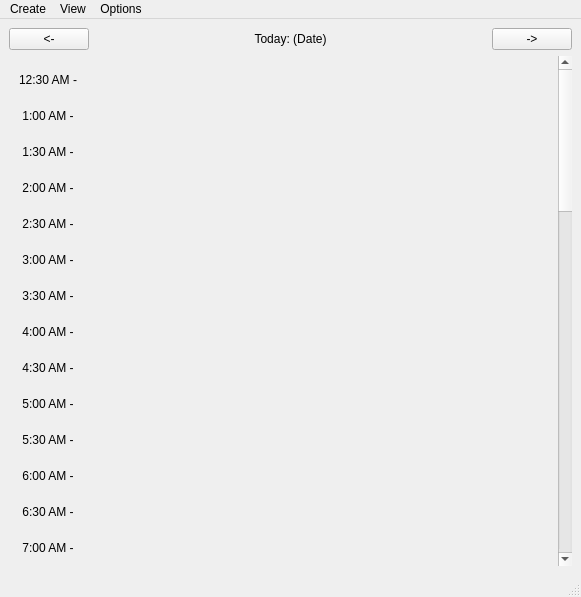
Old version of the form Torg/torg.ui in the repository Tiane-Maestas/Torg.
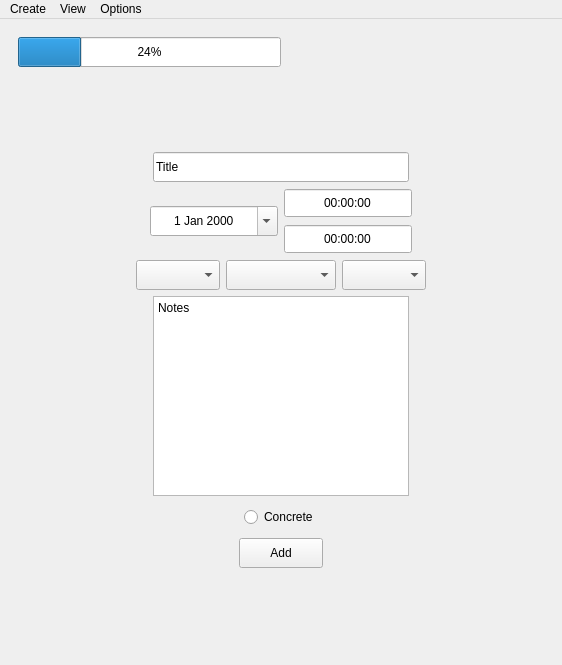
New version of the form.

Patch:
```diff
--- a/Torg/torg.ui
+++ b/Torg/torg.ui
@@ -6,10 +6,16 @@
    <rect>
     <x>0</x>
     <y>0</y>
-    <width>581</width>
-    <height>597</height>
+    <width>562</width>
+    <height>665</height>
    </rect>
   </property>
+  <property name="sizePolicy">
+   <sizepolicy hsizetype="Minimum" vsizetype="Minimum">
+    <horstretch>0</horstretch>
+    <verstretch>0</verstretch>
+   </sizepolicy>
+  </property>
   <property name="windowTitle">
    <string>Torg</string>
   </property>
@@ -22,11 +28,33 @@
    </property>
    <layout class="QVBoxLayout" name="verticalLayout">
     <item>
+     <widget class="QStackedWidget" name="stackedWidget">
+      <property name="sizePolicy">
+       <sizepolicy hsizetype="Minimum" vsizetype="Minimum">
+        <horstretch>0</horstretch>
+        <verstretch>0</verstretch>
+       </sizepolicy>
+      </property>
+      <property name="frameShape">
+       <enum>QFrame::NoFrame</enum>
+      </property>
+      <property name="currentIndex">
+       <number>1</number>
+      </property>
+      <widget class="QWidget" name="Day_View">
+       <layout class="QVBoxLayout" name="verticalLayout_4">
+        <item>
      <layout class="QHBoxLayout" name="dayControlLayout">
       <item>
        <widget class="QPushButton" name="decButton">
+            <property name="minimumSize">
+             <size>
+              <width>30</width>
+              <height>30</height>
+             </size>
+            </property>
         <property name="text">
-         <string>&lt;-</string>
+             <string>&lt;</string>
         </property>
        </widget>
       </item>
@@ -38,6 +66,12 @@
           <verstretch>0</verstretch>
          </sizepolicy>
         </property>
+            <property name="minimumSize">
+             <size>
+              <width>0</width>
+              <height>30</height>
+             </size>
+            </property>
         <property name="text">
          <string>Today: (Date)</string>
         </property>
@@ -48,8 +82,14 @@
       </item>
       <item>
        <widget class="QPushButton" name="incButton">
+            <property name="minimumSize">
+             <size>
+              <width>30</width>
+              <height>30</height>
+             </size>
+            </property>
         <property name="text">
-         <string>-&gt;</string>
+             <string>&gt;</string>
         </property>
        </widget>
       </item>
@@ -75,8 +115,8 @@
          <property name="geometry">
           <rect>
            <x>0</x>
-           <y>-1334</y>
-           <width>547</width>
+               <y>0</y>
+               <width>510</width>
            <height>1836</height>
           </rect>
          </property>
@@ -2537,12 +2577,586 @@
     </item>
    </layout>
   </widget>
+      <widget class="QWidget" name="Create_Single">
+       <layout class="QVBoxLayout" name="verticalLayout_6">
+        <item>
+         <layout class="QHBoxLayout" name="horizontalLayout_Progress">
+          <item>
+           <widget class="QProgressBar" name="progressBar">
+            <property name="minimumSize">
+             <size>
+              <width>0</width>
+              <height>30</height>
+             </size>
+            </property>
+            <property name="value">
+             <number>24</number>
+            </property>
+           </widget>
+          </item>
+          <item>
+           <spacer name="horizontalSpacer_3">
+            <property name="orientation">
+             <enum>Qt::Horizontal</enum>
+            </property>
+            <property name="sizeHint" stdset="0">
+             <size>
+              <width>40</width>
+              <height>20</height>
+             </size>
+            </property>
+           </spacer>
+          </item>
+         </layout>
+        </item>
+        <item>
+         <spacer name="verticalSpacer_2">
+          <property name="orientation">
+           <enum>Qt::Vertical</enum>
+          </property>
+          <property name="sizeHint" stdset="0">
+           <size>
+            <width>20</width>
+            <height>40</height>
+           </size>
+          </property>
+         </spacer>
+        </item>
+        <item>
+         <layout class="QHBoxLayout" name="horizontalLayout_Title">
+          <item>
+           <spacer name="horizontalSpacer">
+            <property name="orientation">
+             <enum>Qt::Horizontal</enum>
+            </property>
+            <property name="sizeHint" stdset="0">
+             <size>
+              <width>40</width>
+              <height>20</height>
+             </size>
+            </property>
+           </spacer>
+          </item>
+          <item>
+           <widget class="QLineEdit" name="lineEdit">
+            <property name="minimumSize">
+             <size>
+              <width>256</width>
+              <height>30</height>
+             </size>
+            </property>
+            <property name="inputMask">
+             <string/>
+            </property>
+            <property name="text">
+             <string>Title</string>
+            </property>
+           </widget>
+          </item>
+          <item>
+           <spacer name="horizontalSpacer_2">
+            <property name="orientation">
+             <enum>Qt::Horizontal</enum>
+            </property>
+            <property name="sizeHint" stdset="0">
+             <size>
+              <width>40</width>
+              <height>20</height>
+             </size>
+            </property>
+           </spacer>
+          </item>
+         </layout>
+        </item>
+        <item>
+         <layout class="QHBoxLayout" name="horizontalLayout">
+          <item>
+           <spacer name="horizontalSpacer_4">
+            <property name="orientation">
+             <enum>Qt::Horizontal</enum>
+            </property>
+            <property name="sizeHint" stdset="0">
+             <size>
+              <width>40</width>
+              <height>20</height>
+             </size>
+            </property>
+           </spacer>
+          </item>
+          <item>
+           <widget class="QDateEdit" name="dateEdit">
+            <property name="minimumSize">
+             <size>
+              <width>128</width>
+              <height>30</height>
+             </size>
+            </property>
+            <property name="alignment">
+             <set>Qt::AlignCenter</set>
+            </property>
+            <property name="buttonSymbols">
+             <enum>QAbstractSpinBox::NoButtons</enum>
+            </property>
+            <property name="calendarPopup">
+             <bool>true</bool>
+            </property>
+           </widget>
+          </item>
+          <item>
+           <layout class="QVBoxLayout" name="verticalLayout_5">
+            <item>
+             <widget class="QTimeEdit" name="timeEditStart">
+              <property name="minimumSize">
+               <size>
+                <width>128</width>
+                <height>30</height>
+               </size>
+              </property>
+              <property name="alignment">
+               <set>Qt::AlignCenter</set>
+              </property>
+              <property name="buttonSymbols">
+               <enum>QAbstractSpinBox::NoButtons</enum>
+              </property>
+              <property name="calendarPopup">
+               <bool>false</bool>
+              </property>
+             </widget>
+            </item>
+            <item>
+             <widget class="QTimeEdit" name="timeEditEnd">
+              <property name="minimumSize">
+               <size>
+                <width>128</width>
+                <height>30</height>
+               </size>
+              </property>
+              <property name="alignment">
+               <set>Qt::AlignCenter</set>
+              </property>
+              <property name="buttonSymbols">
+               <enum>QAbstractSpinBox::NoButtons</enum>
+              </property>
+             </widget>
+            </item>
+           </layout>
+          </item>
+          <item>
+           <spacer name="horizontalSpacer_5">
+            <property name="orientation">
+             <enum>Qt::Horizontal</enum>
+            </property>
+            <property name="sizeHint" stdset="0">
+             <size>
+              <width>40</width>
+              <height>20</height>
+             </size>
+            </property>
+           </spacer>
+          </item>
+         </layout>
+        </item>
+        <item>
+         <layout class="QHBoxLayout" name="horizontalLayout_2">
+          <item>
+           <spacer name="horizontalSpacer_6">
+            <property name="orientation">
+             <enum>Qt::Horizontal</enum>
+            </property>
+            <property name="sizeHint" stdset="0">
+             <size>
+              <width>40</width>
+              <height>20</height>
+             </size>
+            </property>
+           </spacer>
+          </item>
+          <item>
+           <widget class="QComboBox" name="comboBox_2">
+            <property name="minimumSize">
+             <size>
+              <width>84</width>
+              <height>30</height>
+             </size>
+            </property>
+            <property name="placeholderText">
+             <string>Repeat</string>
+            </property>
+            <item>
+             <property name="text">
+              <string>Repeat</string>
+             </property>
+            </item>
+            <item>
+             <property name="text">
+              <string>None</string>
+             </property>
+            </item>
+            <item>
+             <property name="text">
+              <string>Yearly</string>
+             </property>
+            </item>
+            <item>
+             <property name="text">
+              <string>Monthly</string>
+             </property>
+            </item>
+            <item>
+             <property name="text">
+              <string>Daily</string>
+             </property>
+            </item>
+           </widget>
+          </item>
+          <item>
+           <widget class="QComboBox" name="comboBox_3">
+            <property name="minimumSize">
+             <size>
+              <width>84</width>
+              <height>30</height>
+             </size>
+            </property>
+            <property name="editable">
+             <bool>false</bool>
+            </property>
+            <property name="currentText">
+             <string/>
+            </property>
+            <property name="placeholderText">
+             <string>Reminder</string>
+            </property>
+            <property name="duplicatesEnabled">
+             <bool>true</bool>
+            </property>
+            <item>
+             <property name="text">
+              <string>Reminder</string>
+             </property>
+            </item>
+            <item>
+             <property name="text">
+              <string>None</string>
+             </property>
+            </item>
+            <item>
+             <property name="text">
+              <string>1 Week Before</string>
+             </property>
+            </item>
+            <item>
+             <property name="text">
+              <string>3 Days Before</string>
+             </property>
+            </item>
+            <item>
+             <property name="text">
+              <string>1 Day Before</string>
+             </property>
+            </item>
+            <item>
+             <property name="text">
+              <string>On the Day</string>
+             </property>
+            </item>
+           </widget>
+          </item>
+          <item>
+           <widget class="QComboBox" name="comboBox">
+            <property name="minimumSize">
+             <size>
+              <width>84</width>
+              <height>30</height>
+             </size>
+            </property>
+            <property name="currentText">
+             <string/>
+            </property>
+            <property name="placeholderText">
+             <string>Color</string>
+            </property>
+            <property name="frame">
+             <bool>true</bool>
+            </property>
+            <item>
+             <property name="text">
+              <string>Color</string>
+             </property>
+            </item>
+            <item>
+             <property name="text">
+              <string>None</string>
+             </property>
+            </item>
+            <item>
+             <property name="text">
+              <string>Black</string>
+             </property>
+            </item>
+            <item>
+             <property name="text">
+              <string>Blue</string>
+             </property>
+            </item>
+            <item>
+             <property name="text">
+              <string>Yellow</string>
+             </property>
+            </item>
+            <item>
+             <property name="text">
+              <string>Red</string>
+             </property>
+            </item>
+            <item>
+             <property name="text">
+              <string>Green</string>
+             </property>
+            </item>
+            <item>
+             <property name="text">
+              <string>Pink</string>
+             </property>
+            </item>
+           </widget>
+          </item>
+          <item>
+           <spacer name="horizontalSpacer_7">
+            <property name="orientation">
+             <enum>Qt::Horizontal</enum>
+            </property>
+            <property name="sizeHint" stdset="0">
+             <size>
+              <width>40</width>
+              <height>20</height>
+             </size>
+            </property>
+           </spacer>
+          </item>
+         </layout>
+        </item>
+        <item>
+         <layout class="QHBoxLayout" name="horizontalLayout_5">
+          <item>
+           <spacer name="horizontalSpacer_11">
+            <property name="orientation">
+             <enum>Qt::Horizontal</enum>
+            </property>
+            <property name="sizeHint" stdset="0">
+             <size>
+              <width>40</width>
+              <height>20</height>
+             </size>
+            </property>
+           </spacer>
+          </item>
+          <item>
+           <widget class="QTextEdit" name="textEdit">
+            <property name="minimumSize">
+             <size>
+              <width>256</width>
+              <height>200</height>
+             </size>
+            </property>
+            <property name="baseSize">
+             <size>
+              <width>256</width>
+              <height>200</height>
+             </size>
+            </property>
+            <property name="html">
+             <string>&lt;!DOCTYPE HTML PUBLIC &quot;-//W3C//DTD HTML 4.0//EN&quot; &quot;http://www.w3.org/TR/REC-html40/strict.dtd&quot;&gt;
+&lt;html&gt;&lt;head&gt;&lt;meta name=&quot;qrichtext&quot; content=&quot;1&quot; /&gt;&lt;meta charset=&quot;utf-8&quot; /&gt;&lt;style type=&quot;text/css&quot;&gt;
+p, li { white-space: pre-wrap; }
+&lt;/style&gt;&lt;/head&gt;&lt;body style=&quot; font-family:'Segoe UI'; font-size:9pt; font-weight:400; font-style:normal;&quot;&gt;
+&lt;p style=&quot; margin-top:0px; margin-bottom:0px; margin-left:0px; margin-right:0px; -qt-block-indent:0; text-indent:0px;&quot;&gt;Notes&lt;/p&gt;&lt;/body&gt;&lt;/html&gt;</string>
+            </property>
+           </widget>
+          </item>
+          <item>
+           <spacer name="horizontalSpacer_10">
+            <property name="orientation">
+             <enum>Qt::Horizontal</enum>
+            </property>
+            <property name="sizeHint" stdset="0">
+             <size>
+              <width>40</width>
+              <height>20</height>
+             </size>
+            </property>
+           </spacer>
+          </item>
+         </layout>
+        </item>
+        <item>
+         <layout class="QHBoxLayout" name="horizontalLayout_4">
+          <item>
+           <spacer name="horizontalSpacer_8">
+            <property name="orientation">
+             <enum>Qt::Horizontal</enum>
+            </property>
+            <property name="sizeHint" stdset="0">
+             <size>
+              <width>40</width>
+              <height>20</height>
+             </size>
+            </property>
+           </spacer>
+          </item>
+          <item>
+           <widget class="QRadioButton" name="radioButton">
+            <property name="minimumSize">
+             <size>
+              <width>0</width>
+              <height>30</height>
+             </size>
+            </property>
+            <property name="text">
+             <string>Concrete</string>
+            </property>
+           </widget>
+          </item>
+          <item>
+           <spacer name="horizontalSpacer_9">
+            <property name="orientation">
+             <enum>Qt::Horizontal</enum>
+            </property>
+            <property name="sizeHint" stdset="0">
+             <size>
+              <width>40</width>
+              <height>20</height>
+             </size>
+            </property>
+           </spacer>
+          </item>
+         </layout>
+        </item>
+        <item>
+         <layout class="QHBoxLayout" name="horizontalLayout_6">
+          <item>
+           <spacer name="horizontalSpacer_12">
+            <property name="orientation">
+             <enum>Qt::Horizontal</enum>
+            </property>
+            <property name="sizeHint" stdset="0">
+             <size>
+              <width>40</width>
+              <height>20</height>
+             </size>
+            </property>
+           </spacer>
+          </item>
+          <item>
+           <widget class="QPushButton" name="pushButton">
+            <property name="minimumSize">
+             <size>
+              <width>84</width>
+              <height>30</height>
+             </size>
+            </property>
+            <property name="text">
+             <string>Add</string>
+            </property>
+           </widget>
+          </item>
+          <item>
+           <spacer name="horizontalSpacer_13">
+            <property name="orientation">
+             <enum>Qt::Horizontal</enum>
+            </property>
+            <property name="sizeHint" stdset="0">
+             <size>
+              <width>40</width>
+              <height>20</height>
+             </size>
+            </property>
+           </spacer>
+          </item>
+         </layout>
+        </item>
+        <item>
+         <spacer name="verticalSpacer">
+          <property name="orientation">
+           <enum>Qt::Vertical</enum>
+          </property>
+          <property name="sizeHint" stdset="0">
+           <size>
+            <width>20</width>
+            <height>40</height>
+           </size>
+          </property>
+         </spacer>
+        </item>
+       </layout>
+      </widget>
+      <widget class="QWidget" name="Create_Day"/>
+      <widget class="QWidget" name="Create_Week"/>
+      <widget class="QWidget" name="Week_View"/>
+      <widget class="QWidget" name="Month_View">
+       <layout class="QGridLayout" name="gridLayout">
+        <property name="leftMargin">
+         <number>0</number>
+        </property>
+        <property name="topMargin">
+         <number>0</number>
+        </property>
+        <property name="rightMargin">
+         <number>0</number>
+        </property>
+        <property name="bottomMargin">
+         <number>0</number>
+        </property>
+        <property name="spacing">
+         <number>0</number>
+        </property>
+        <item row="0" column="0">
+         <widget class="QCalendarWidget" name="calendarWidget">
+          <property name="font">
+           <font>
+            <pointsize>16</pointsize>
+           </font>
+          </property>
+          <property name="mouseTracking">
+           <bool>false</bool>
+          </property>
+          <property name="autoFillBackground">
+           <bool>true</bool>
+          </property>
+          <property name="styleSheet">
+           <string notr="true"/>
+          </property>
+          <property name="firstDayOfWeek">
+           <enum>Qt::Monday</enum>
+          </property>
+          <property name="gridVisible">
+           <bool>false</bool>
+          </property>
+          <property name="horizontalHeaderFormat">
+           <enum>QCalendarWidget::ShortDayNames</enum>
+          </property>
+          <property name="verticalHeaderFormat">
+           <enum>QCalendarWidget::NoVerticalHeader</enum>
+          </property>
+          <property name="navigationBarVisible">
+           <bool>true</bool>
+          </property>
+          <property name="dateEditEnabled">
+           <bool>true</bool>
+          </property>
+         </widget>
+        </item>
+       </layout>
+      </widget>
+     </widget>
+    </item>
+   </layout>
+  </widget>
   <widget class="QMenuBar" name="menubar">
    <property name="geometry">
     <rect>
      <x>0</x>
      <y>0</y>
-     <width>581</width>
+     <width>562</width>
      <height>21</height>
     </rect>
    </property>
@@ -2574,7 +3188,6 @@
    <addaction name="menuView"/>
    <addaction name="menuOptions"/>
   </widget>
-  <widget class="QStatusBar" name="statusbar"/>
   <action name="actionDay_Event">
    <property name="text">
     <string>Day Event</string>
```
Lines whose indentation alone changed are shown as unchanged.
